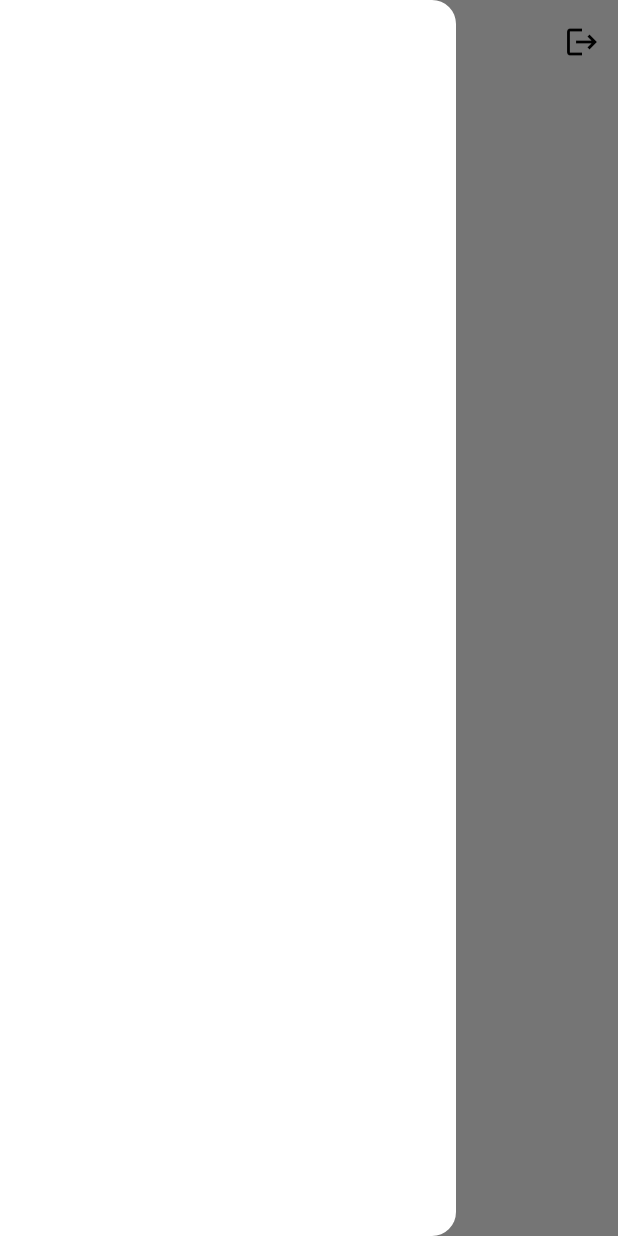
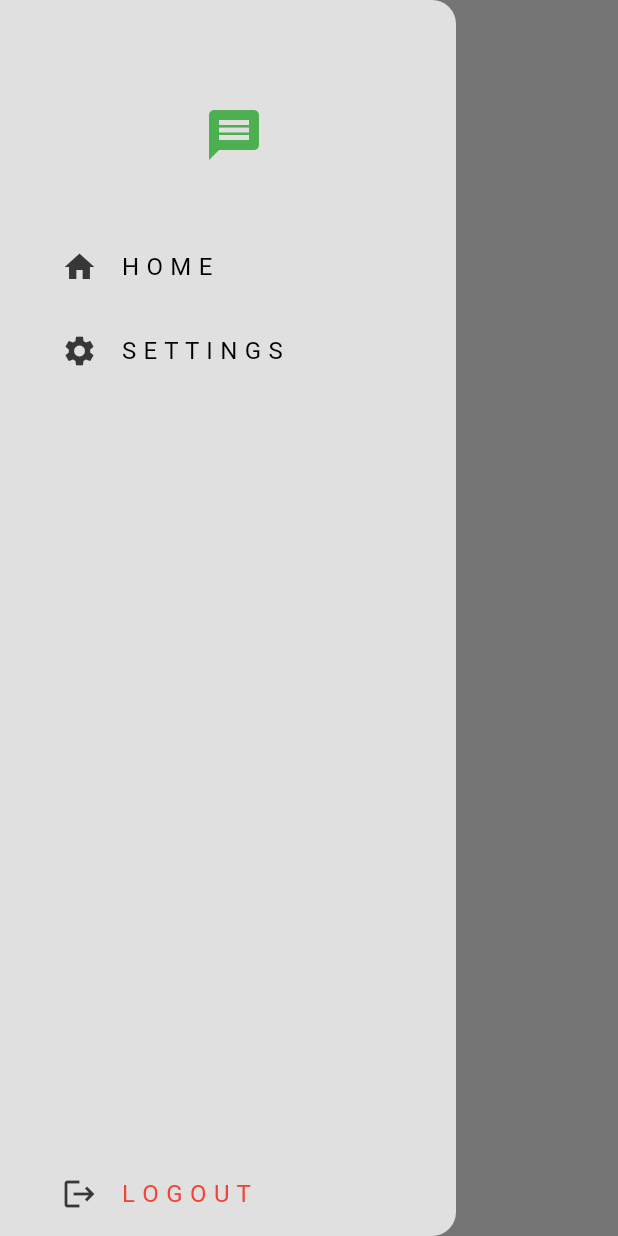
Before and after one commit to yashpflutter/chatapp, a Flutter app: the screen it shows once a user with an empty profile is signed in, with the side drawer open, on a phone screen of 412 x 824 dp. Run offline on Flutter 3.47's test engine with Material 3 defaults, Android fonts, the phone set to English and light mode, and no system bars; our stand-ins replace firebase_auth, firebase_core; accounts and stored records are empty.

Commit message:
second commit

```diff
--- a/chatapp/lib/auth/auth_gate.dart
+++ b/chatapp/lib/auth/auth_gate.dart
@@ -1,4 +1,3 @@
-import 'package:chatapp/auth/loginorregister.dart';
 import 'package:chatapp/pages/loginpage.dart';
 import 'package:flutter/material.dart';
 
--- a/chatapp/lib/components/my_drawer.dart
+++ b/chatapp/lib/components/my_drawer.dart
@@ -1 +1,74 @@
+import 'package:chatapp/pages/home_page.dart';
+import 'package:chatapp/pages/settingpage.dart';
 import 'package:flutter/material.dart';
+import 'package:chatapp/auth/auth_serice.dart';
+
+class MyDrawer extends StatelessWidget {
+  const MyDrawer({super.key});
+
+  void logout() {
+    final _auth = AuthService();
+    _auth.signOut();
+  }
+
+  @override
+  Widget build(BuildContext context) {
+    return Drawer(
+        backgroundColor: Theme.of(context).colorScheme.background,
+        child: Column(
+          mainAxisAlignment: MainAxisAlignment.spaceBetween,
+          children: [
+            Column(
+              children: [
+                const SizedBox(height: 20),
+                const Padding(
+                  padding: EdgeInsets.only(left: 8.0, top: 50),
+                  child: Icon(Icons.message, size: 40, color: Colors.green),
+                ),
+                const SizedBox(height: 40),
+                Padding(
+                  padding: const EdgeInsets.only(left: 25.0),
+                  child: ListTile(
+                    title: const Text("H O M E"),
+                    leading: const Icon(Icons.home,
+                        color: Color.fromARGB(255, 56, 55, 55)),
+                    onTap: () {
+                      Navigator.pop(context);
+                      Navigator.push(context,
+                          MaterialPageRoute(builder: (context) => HomePage()));
+                    },
+                  ),
+                ),
+                Padding(
+                  padding: const EdgeInsets.only(left: 25.0),
+                  child: ListTile(
+                    title: const Text("S E T T I N G S"),
+                    leading: const Icon(Icons.settings,
+                        color: Color.fromARGB(255, 56, 55, 55)),
+                    onTap: () {
+                      Navigator.pop(context);
+                      Navigator.push(
+                          context,
+                          MaterialPageRoute(
+                              builder: (context) => SettingsPage()));
+                    },
+                  ),
+                ),
+              ],
+            ),
+            Padding(
+              padding: const EdgeInsets.only(left: 25.0),
+              child: ListTile(
+                title: const Text("L O G O U T",
+                    style: TextStyle(color: Colors.red)),
+                leading: const Icon(Icons.logout,
+                    color: Color.fromARGB(255, 56, 55, 55)),
+                onTap: () {
+                  logout();
+                },
+              ),
+            )
+          ],
+        ));
+  }
+}
--- a/chatapp/lib/pages/home_page.dart
+++ b/chatapp/lib/pages/home_page.dart
@@ -1,5 +1,6 @@
 import 'package:chatapp/auth/auth_serice.dart';
 import 'package:flutter/material.dart';
+import 'package:chatapp/components/my_drawer.dart';
 
 class HomePage extends StatelessWidget {
   const HomePage({super.key});
@@ -12,10 +13,8 @@ class HomePage extends StatelessWidget {
   @override
   Widget build(BuildContext context) {
     return Scaffold(
-      appBar: AppBar(title: const Text("Home"), actions: [
-        IconButton(onPressed: logout, icon: const Icon(Icons.logout))
-      ]),
-      drawer: Drawer(),
+      appBar: AppBar(title: const Text("Home")),
+      drawer: MyDrawer(),
     );
   }
 }
```
Also changed, not shown: chatapp/lib/pages/regsiterpage.dart (+7 -2 lines), chatapp/lib/pages/settingpage.dart (added, +16 -0 lines).
